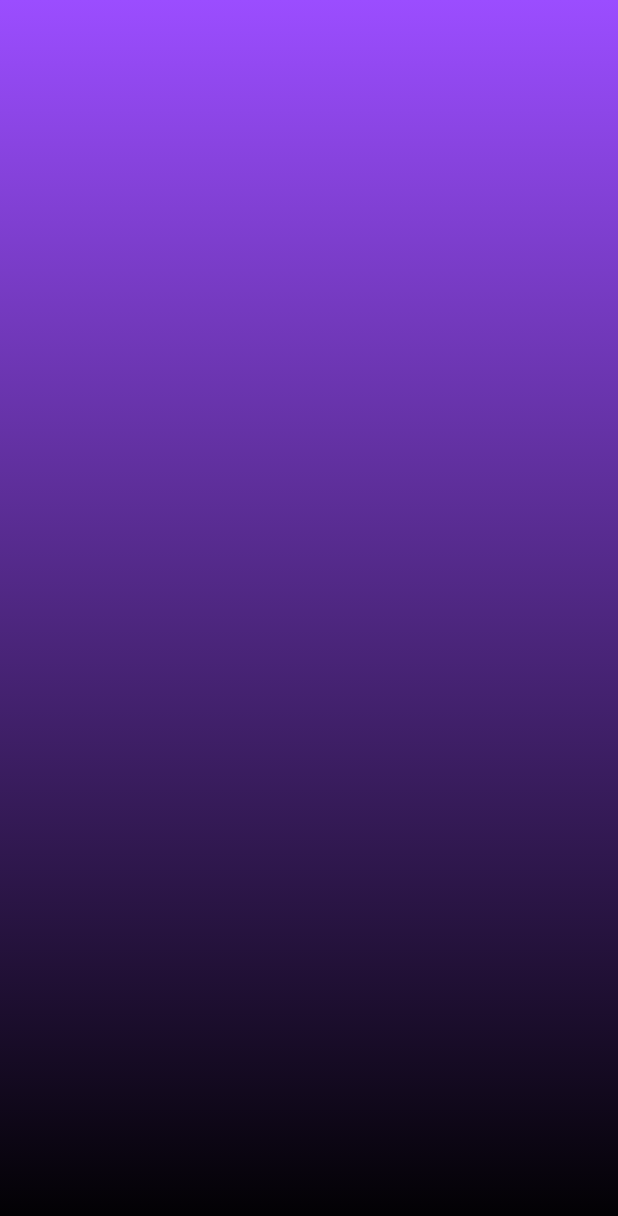
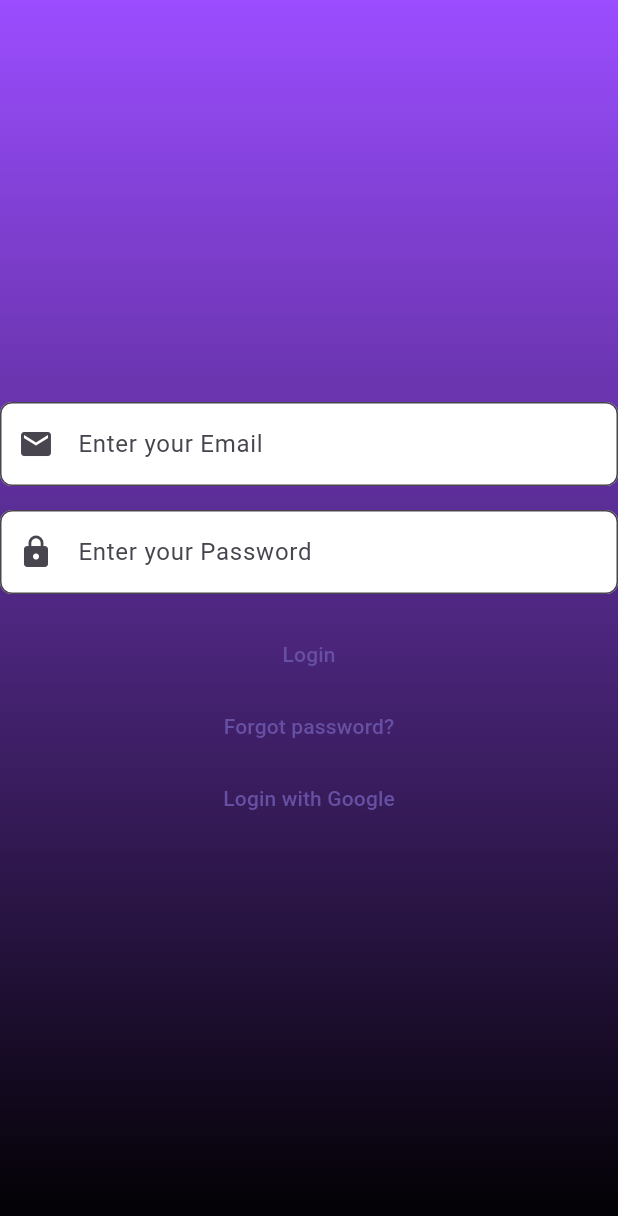
Before and after one commit to DangKhoa23123/English-App, a Flutter app: the screen it shows after launch, on a phone screen of 412 x 824 dp. Shown: the top 1216 px of the screen. Run offline on Flutter 3.47's test engine with Material 3 defaults, Android fonts, the phone set to English and light mode, and no system bars.

Commit message:
update code

```diff
--- a/lib/login and register/login/login.dart
+++ b/lib/login and register/login/login.dart
@@ -1,4 +1,6 @@
 import 'package:flutter/material.dart';
+import 'package:new_app/UI/TextField/textField.dart';
+import 'package:new_app/color/color.dart';
 import 'package:new_app/gradient/gradient.dart';
 
 class LoginScreenState extends StatefulWidget {
@@ -16,6 +18,34 @@ class _LoginScreenStateState extends State<LoginScreenState> {
         decoration: const BoxDecoration(
           gradient: GraPrimaryBlack.purpleToBlack,
         ),
+        child: Center(
+          child: Column(
+            mainAxisSize: MainAxisSize.min,
+            children: [
+              CustomTextField.build(
+                hint: "Enter your Email",
+                icon: Icons.email,
+              ),
+              const SizedBox(height: 16),
+              CustomTextField.build(
+                hint: "Enter your Password",
+                icon: Icons.lock,
+                obscure: true,
+              ),
+              const SizedBox(height: 16),
+              TextButton(onPressed: () {}, child: const Text('Login')),
+              TextButton(
+                onPressed: () {},
+                child: const Text('Forgot password?'),
+              ),
+              TextButton.icon(
+                onPressed: () {},
+                // icon: const Icon(Icons.login),
+                label: const Text('Login with Google'),
+              ),
+            ],
+          ),
+        ),
       ),
     );
   }
```
Also changed, not shown: lib/UI/Button/button.dart (added, +25 -0 lines), lib/UI/TextField/textField.dart (added, +24 -0 lines).
